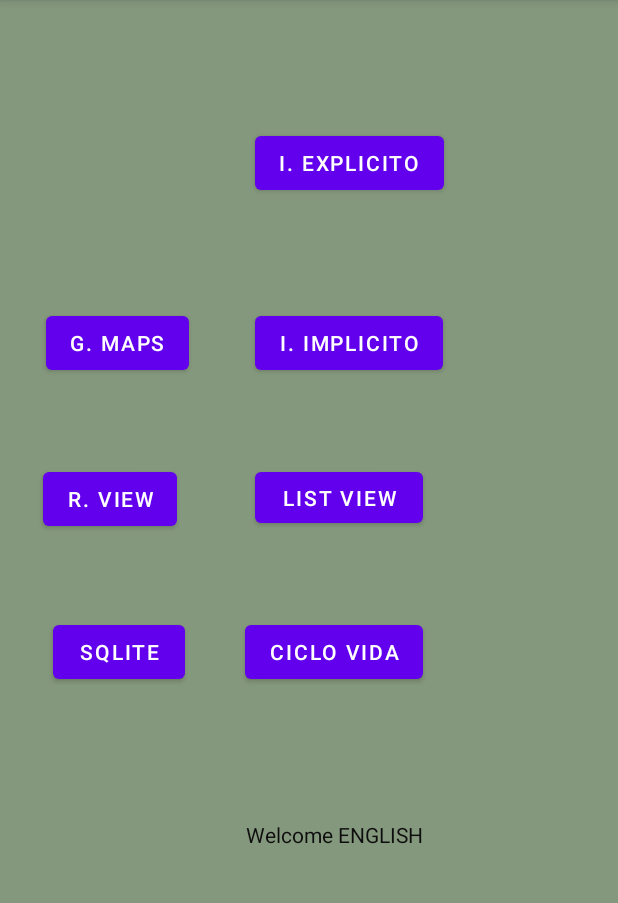
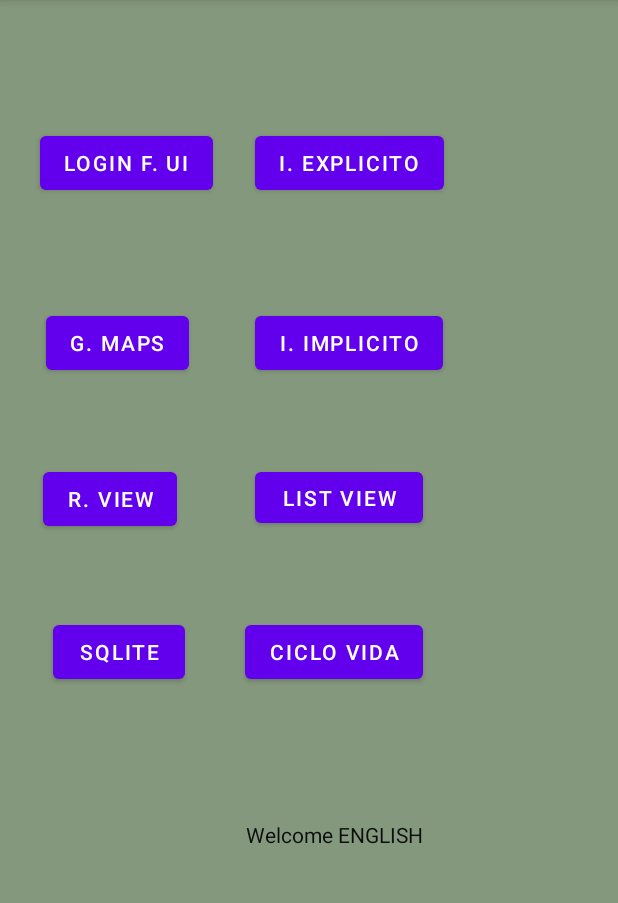
Before and after one commit to 2023-a-moviles-computacion/cunduri-apugllon-brayan-samuel-mov-com, an Android app: the screen it shows after launch (MainActivity), on a phone screen of 412 x 824 dp, the part 84-987 px from its top. Run offline under Robolectric (Android 15) with nearby library versions, the phone set to English and light mode, and no system bars.

Commit message:
firebase botones

```diff
--- a/01 - Android/app/src/main/java/com/example/movilescomp2023a/GGoogleMapsActivity.kt
+++ b/01 - Android/app/src/main/java/com/example/movilescomp2023a/GGoogleMapsActivity.kt
@@ -32,7 +32,7 @@ class GGoogleMapsActivity : AppCompatActivity() {
 
     fun irCarolina(){
         val carolina = LatLng(-0.1825684318486696,
-        -78.48447277600916)
+            -78.48447277600916)
         val zoom = 17f
         moverCamaraConZoom(carolina, zoom)
     }
--- a/01 - Android/app/src/main/java/com/example/movilescomp2023a/MainActivity.kt
+++ b/01 - Android/app/src/main/java/com/example/movilescomp2023a/MainActivity.kt
@@ -102,6 +102,12 @@ class MainActivity : AppCompatActivity() {
                 irActividad(GGoogleMapsActivity::class.java)
             }
 
+        val botonFirebaseUI = findViewById<Button>(R.id.btn_intent_firebase_ui)
+        botonFirebaseUI
+            .setOnClickListener {
+                irActividad(HFirebaseUIAuth::class.java)
+            }
+
     }
 
     fun abrirActividadConParametros(
--- a/01 - Android/app/src/main/res/layout/activity_main.xml
+++ b/01 - Android/app/src/main/res/layout/activity_main.xml
@@ -97,4 +97,16 @@
         app:layout_constraintTop_toTopOf="@+id/btn_ir_intent_implicito"
         app:layout_constraintVertical_bias="0.0" />
 
+    <Button
+        android:id="@+id/btn_intent_firebase_ui"
+        android:layout_width="wrap_content"
+        android:layout_height="wrap_content"
+        android:layout_marginEnd="28dp"
+        android:layout_marginBottom="72dp"
+        android:text="LOGIN F. UI"
+        app:layout_constraintBottom_toTopOf="@+id/btn_google_maps"
+        app:layout_constraintEnd_toStartOf="@+id/btn_ir_intent_explicito"
+        app:layout_constraintTop_toTopOf="@+id/btn_ir_intent_explicito"
+        app:layout_constraintVertical_bias="0.0" />
+
 </androidx.constraintlayout.widget.ConstraintLayout>
```
Also changed, not shown: 01 - Android/app/build.gradle (+10 -0 lines), 01 - Android/app/src/main/AndroidManifest.xml (+8 -1 lines), 01 - Android/app/src/main/java/com/example/movilescomp2023a/HFirebaseUIAuth.kt (added, +75 -0 lines), 01 - Android/app/src/main/res/layout/activity_hfirebase_uiauth.xml (added, +28 -0 lines), 01 - Android/build.gradle (+9 -0 lines).
